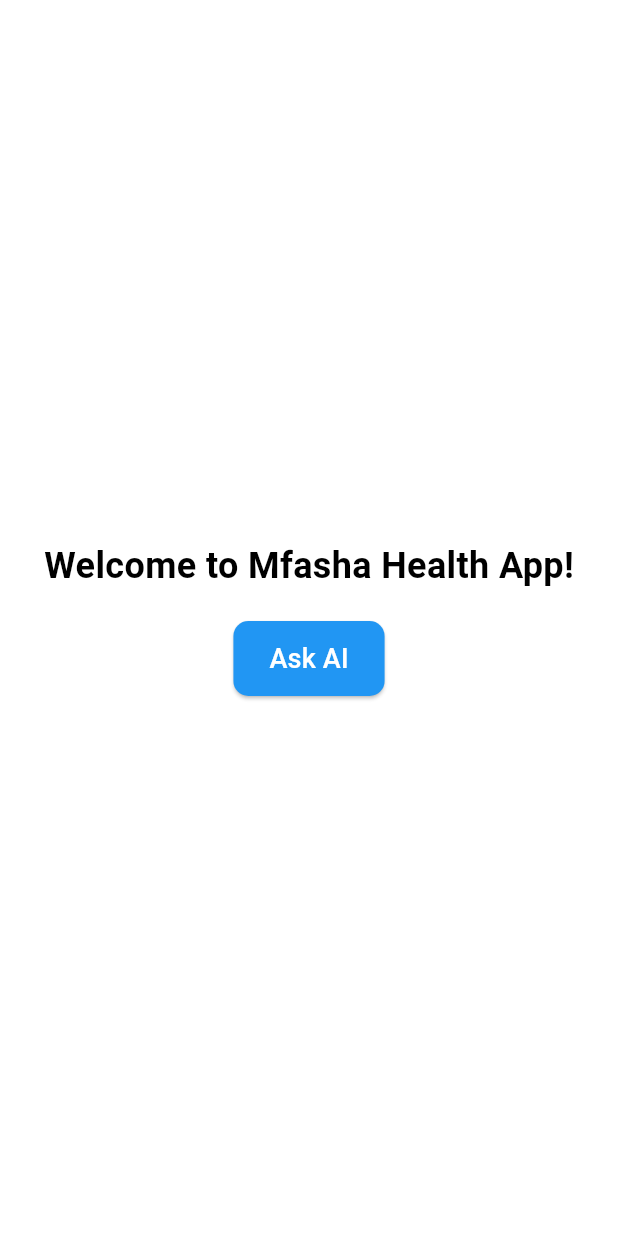
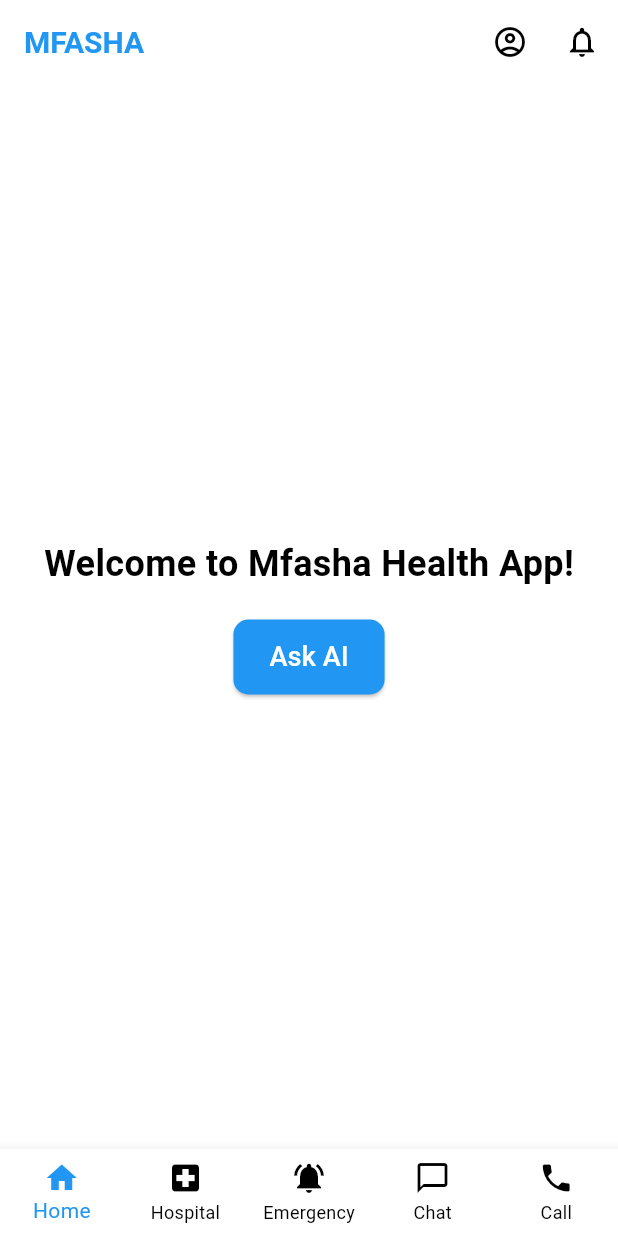
Before and after one commit to Ajang-Deng98/mfasha_app_group6, a Flutter app: the Home screen opened directly, on a phone screen of 412 x 824 dp. Run offline on Flutter 3.47's test engine with Material 3 defaults, Android fonts, the light colour scheme and no system bars; our stand-ins replace cloud_firestore, firebase_analytics, firebase_auth, firebase_core, firebase_storage, flutter_markdown and 2 more; accounts and stored records are empty.

Commit message:
feat: added adminside enabling to add healthcare providers and saving it into firestore

```diff
--- a/lib/screens/home.dart
+++ b/lib/screens/home.dart
@@ -1,16 +1,167 @@
 import 'package:flutter/material.dart';
-import 'chat_page.dart'; // Import the chat page
+import 'package:firebase_auth/firebase_auth.dart';
+import 'package:cloud_firestore/cloud_firestore.dart';
+// Remove Iconify and use Flutter's built-in icons instead
+import 'chat_page.dart';
+import 'AdminHealthcareScreen.dart';
+import 'emergency_hotlines.dart';
 
-class Home extends StatelessWidget {
+class Home extends StatefulWidget {
   const Home({super.key});
+
+  @override
+  State<Home> createState() => _HomeState();
+}
+
+class _HomeState extends State<Home> {
+  int _selectedIndex = 0;
+  bool _isAdmin = false;
+  final GlobalKey<ScaffoldState> _scaffoldKey = GlobalKey<ScaffoldState>();
+
+  @override
+  void initState() {
+    super.initState();
+    _checkAdminStatus();
+  }
+
+  // Check if current user is an admin
+  Future<void> _checkAdminStatus() async {
+    User? currentUser = FirebaseAuth.instance.currentUser;
+    if (currentUser != null) {
+      DocumentSnapshot userDoc = await FirebaseFirestore.instance
+          .collection('users')
+          .doc(currentUser.uid)
+          .get();
+
+      if (userDoc.exists && userDoc.data() != null) {
+        Map<String, dynamic> userData = userDoc.data() as Map<String, dynamic>;
+        setState(() {
+          _isAdmin = userData['type'] == 'admin';
+        });
+      }
+    }
+  }
+
+  void _onItemTapped(int index) {
+    setState(() {
+      _selectedIndex = index;
+    });
+
+    // Navigation based on the selected index
+    switch (index) {
+      case 0:
+      // Navigate to Home screen - avoid recreation of the same screen
+        if (_selectedIndex != 0) {
+          Navigator.pushReplacement(
+            context,
+            MaterialPageRoute(builder: (context) => const Home()),
+          );
+        }
+        break;
+      case 1:
+      // Navigate to Hospital screen
+      // Replace with your hospital screen navigation
+        break;
+      case 2:
+      // Navigate to Siren screen
+      // Replace with your siren/emergency screen navigation
+        break;
+      case 3:
+      // Navigate to Chat/Book screen
+        Navigator.push(
+          context,
+          MaterialPageRoute(builder: (context) => ChatPage()),
+        );
+        break;
+      case 4:
+      //navigate to contacts
+      // You can implement a phone call feature or navigate to a call screen
+        break;
+    }
+  }
 
   @override
   Widget build(BuildContext context) {
     return Scaffold(
+      key: _scaffoldKey,
       backgroundColor: Colors.white,
+      appBar: AppBar(
+        backgroundColor: Colors.white,
+        elevation: 0,
+        title: const Text(
+          'MFASHA',
+          style: TextStyle(
+            color: Colors.blue,
+            fontWeight: FontWeight.bold,
+            fontSize: 20,
+          ),
+        ),
+        leading: _isAdmin ? IconButton(
+          icon: const Icon(Icons.menu, color: Colors.black),
+          onPressed: () {
+            _scaffoldKey.currentState?.openDrawer();
+          },
+        ) : null,
+        actions: [
+          IconButton(
+            icon: const Icon(Icons.account_circle_outlined, color: Colors.black),
+            onPressed: () {
+              // Handle profile action
+            },
+          ),
+          IconButton(
+            icon: const Icon(Icons.notifications_none_outlined, color: Colors.black),
+            onPressed: () {
+              // Handle notifications action
+            },
+          ),
+        ],
+      ),
+      drawer: _isAdmin ? Drawer(
+        child: ListView(
+          padding: EdgeInsets.zero,
+          children: [
+            Container(
+              height: 80, // Reduced drawer header height
+              padding: const EdgeInsets.symmetric(horizontal: 16, vertical: 8),
+              decoration: const BoxDecoration(
+                color: Colors.blue,
+              ),
+              alignment: Alignment.centerLeft,
+              child: const Text(
+                'Admin Panel',
+                style: TextStyle(
+                  color: Colors.white,
+                  fontSize: 20,
+                  fontWeight: FontWeight.bold,
+                ),
+              ),
+            ),
+            ListTile(
+              title: const Text('Healthcare Facilities'),
+              onTap: () {
+                Navigator.push(
+                  context,
+                  MaterialPageRoute(builder: (context) => HealthCareFacilitiesScreen()),
+                );
+              },
+            ),
+            ListTile(
+              title: const Text('Emergency Guides'),
+              onTap: () {
+                // Navigate to emergency guides screen
+                Navigator.pop(context);
+              },
+            ),
+          ],
+        ),
+      ) : null,
       body: Column(
         mainAxisAlignment: MainAxisAlignment.center,
         children: [
+          const Padding(
+              padding: EdgeInsets.symmetric(horizontal: 20)
+          ),
           const Center(
             child: Text(
               'Welcome to Mfasha Health App!',
@@ -21,10 +172,9 @@ class Home extends StatelessWidget {
               ),
             ),
           ),
-          const SizedBox(height: 20), // Adds spacing between text and button
+          const SizedBox(height: 20),
           ElevatedButton(
             onPressed: () {
-              // Navigate to the chat page
               Navigator.push(
                 context,
                 MaterialPageRoute(builder: (context) => ChatPage()),
@@ -32,7 +182,7 @@ class Home extends StatelessWidget {
             },
             style: ElevatedButton.styleFrom(
               padding: const EdgeInsets.symmetric(horizontal: 24, vertical: 12),
-              backgroundColor: Colors.blue, // Button color
+              backgroundColor: Colors.blue,
               shape: RoundedRectangleBorder(
                 borderRadius: BorderRadius.circular(10),
               ),
@@ -44,6 +194,56 @@ class Home extends StatelessWidget {
           ),
         ],
       ),
+      bottomNavigationBar: BottomNavigationBar(
+        items: <BottomNavigationBarItem>[
+          BottomNavigationBarItem(
+            icon: Icon(
+              Icons.home,
+              color: _selectedIndex == 0 ? Colors.blue : Colors.black,
+              size: 24,
+            ),
+            label: 'Home',
+          ),
+          BottomNavigationBarItem(
+            icon: Icon(
+              Icons.local_hospital,
+              color: _selectedIndex == 1 ? Colors.blue : Colors.black,
+              size: 24,
+            ),
+            label: 'Hospital',
+          ),
+          BottomNavigationBarItem(
+            icon: Icon(
+              Icons.notifications_active,  // Using notification icon for emergency
+              color: _selectedIndex == 2 ? Colors.blue : Colors.black,
+              size: 24,
+            ),
+            label: 'Emergency',
+          ),
+          BottomNavigationBarItem(
+            icon: Icon(
+              Icons.chat_bubble_outline,  // Using chat icon instead of book
+              color: _selectedIndex == 3 ? Colors.blue : Colors.black,
+              size: 24,
+            ),
+            label: 'Chat',
+          ),
+          BottomNavigationBarItem(
+            icon: Icon(
+              Icons.phone,
+              color: _selectedIndex == 4 ? Colors.blue : Colors.black,
+              size: 24,
+            ),
+            label: 'Call',
+          ),
+        ],
+        currentIndex: _selectedIndex,
+        selectedItemColor: Colors.blue,
+        unselectedItemColor: Colors.black,
+        onTap: _onItemTapped,
+        type: BottomNavigationBarType.fixed,
+        backgroundColor: Colors.white,
+      ),
     );
   }
 }
--- a/lib/services/auth-services.dart
+++ b/lib/services/auth-services.dart
@@ -33,6 +33,7 @@ class AuthService {
         'username': username,
         'email': email,
         'phoneNumber': phoneNumber,
+        'type' : 'user',
       });
 
       // Navigate to LoginPage after successful signup
--- a/pubspec.yaml
+++ b/pubspec.yaml
@@ -45,6 +45,8 @@ dependencies:
   image_picker: ^1.0.7
   firebase_storage: ^12.4.4
   flutter_markdown: ^0.7.6+2
+  iconify_flutter: ^0.0.5
+  url_launcher: ^6.1.14
 
 dev_dependencies:
   flutter_test:
```
Also changed, not shown: lib/screens/AddHealthCareProviders.dart (added, +145 -0 lines), lib/screens/AdminHealthcareScreen.dart (added, +204 -0 lines), pubspec.lock, 17 other files.
